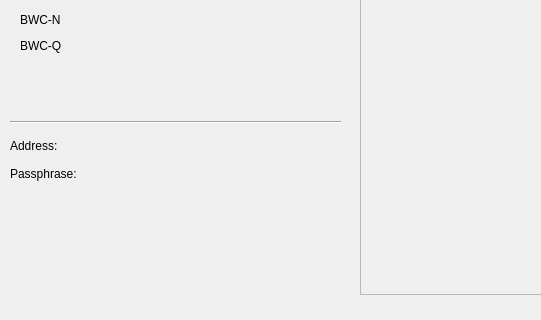
First picture: the form in client/gui/mainwindow.ui, repository TemplateName56/Blockchain_Wallet, before the edit; both pictures show x 0 to 541 and y 86 to 406 of the 800 by 600 pixel window.
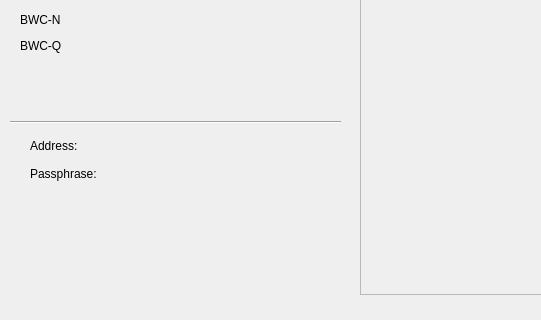
Second picture: the form after the edit. The open tabs and pages were chosen to show the change.

What changed in the file:
```diff
--- a/client/gui/mainwindow.ui
+++ b/client/gui/mainwindow.ui
@@ -75,7 +75,7 @@
      <widget class="QWidget" name="layoutWidget">
       <property name="geometry">
        <rect>
-        <x>10</x>
+        <x>30</x>
         <y>220</y>
         <width>361</width>
         <height>53</height>
```
Left out of the diff: 18 changed lines with no effect on the pictures.
